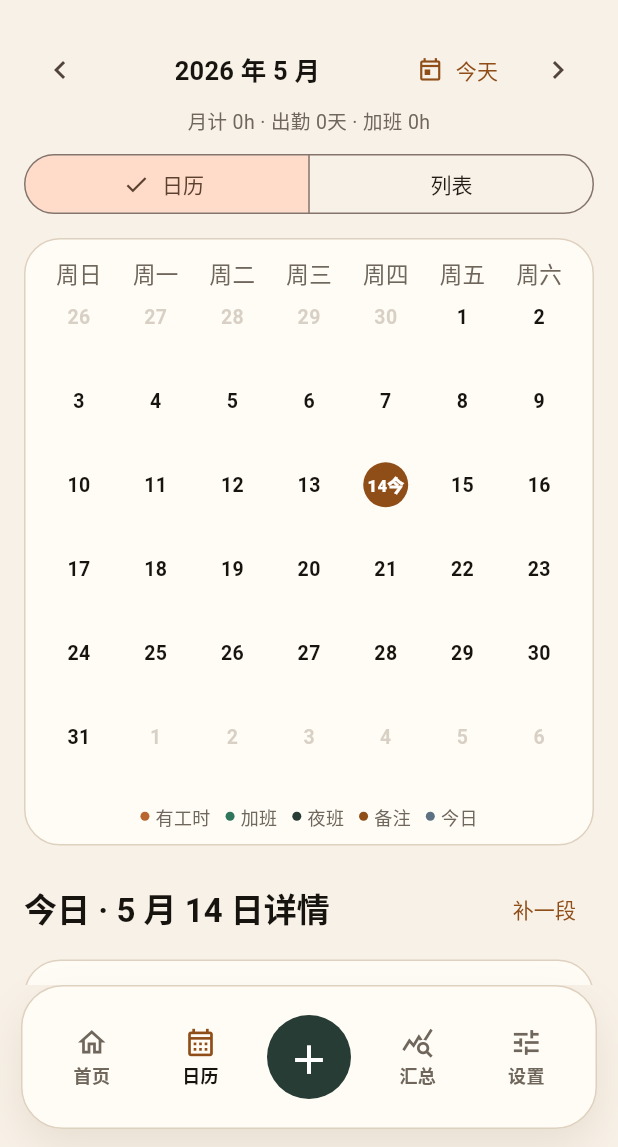
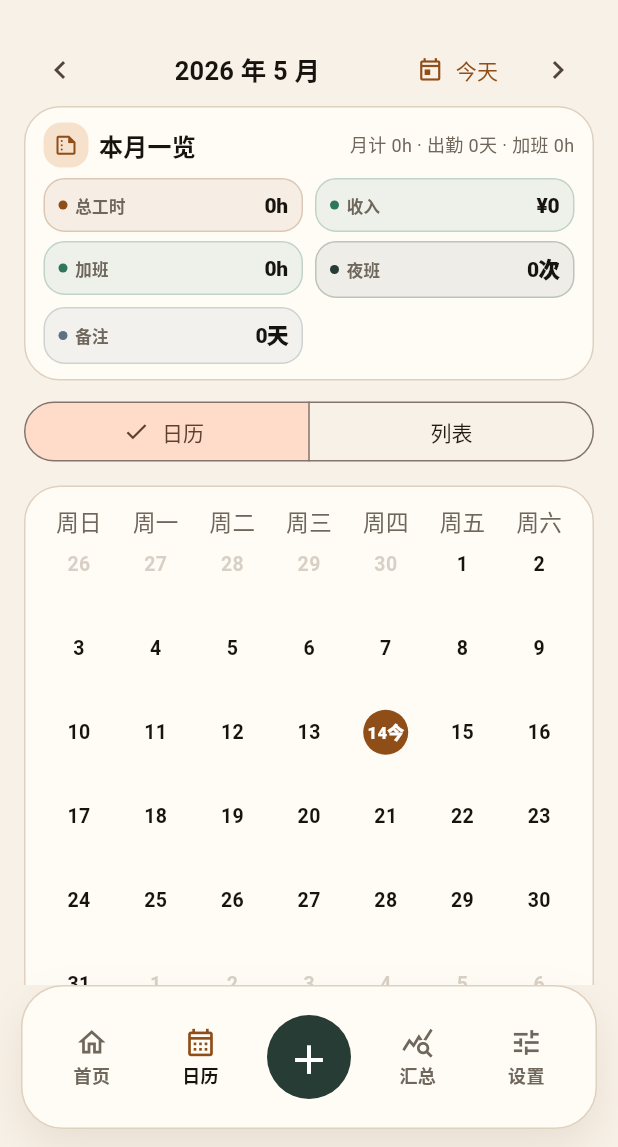
Before and after one commit to congmucc/shift-ledger-android, a Flutter app: the screen it shows after launch, item 2 of the bottom bar chosen, on a phone screen of 412 x 824 dp, the part 89-1236 px from its top. Run offline on Flutter 3.47's test engine with Material 3 defaults, Android fonts, the phone set to English and light mode, and no system bars; drawn by our look-alikes of table_calendar; our stand-ins replace flutter_secure_storage; missing offline and left inert: flutter_file_dialog.

Commit message:
style(design): FINDING-004 — improve calendar month summary

```diff
--- a/lib/src/ui/pages/calendar_page.dart
+++ b/lib/src/ui/pages/calendar_page.dart
@@ -70,15 +70,8 @@ class _CalendarPageState extends State<CalendarPage> {
             ),
           ],
         ),
-        Text(
-          '月计 ${hoursText(summary.totalHours)} · 出勤 ${summary.attendanceDays}天 · 加班 ${hoursText(summary.overtimeHours)}',
-          key: const Key('calendar-month-compact-summary'),
-          textAlign: TextAlign.center,
-          maxLines: 1,
-          overflow: TextOverflow.ellipsis,
-          style: const TextStyle(color: LedgerColors.muted, fontSize: 13),
-        ),
-        const SizedBox(height: 8),
+        _MonthSummaryGrid(summary: summary),
+        const SizedBox(height: 10),
         SegmentedButton<bool>(
           segments: const [
             ButtonSegment(value: false, label: Text('日历')),
@@ -106,8 +99,6 @@ class _CalendarPageState extends State<CalendarPage> {
               showEditWorkEntrySheet(context, widget.state, day: _selectedDay),
         ),
         _DayDetails(state: widget.state, day: _selectedDay),
-        const SizedBox(height: 10),
-        _MonthSummaryGrid(summary: summary),
       ],
     );
   }
@@ -395,73 +386,160 @@ class _MonthSummaryGrid extends StatelessWidget {
 
   @override
   Widget build(BuildContext context) {
-    final items = [
-      ('总工时', hoursText(summary.totalHours), '出勤 ${summary.attendanceDays}天'),
-      ('收入', moneyText(summary.income), '估算'),
-      ('加班', hoursText(summary.overtimeHours), '${summary.overtimeDays}天'),
-      ('夜班', '${summary.nightShiftCount}次', hoursText(summary.nightHours)),
-      ('备注', '${summary.noteDays}天', '有备注日期'),
-    ];
     return LedgerCard(
       key: const Key('calendar-month-summary-card'),
-      padding: const EdgeInsets.symmetric(horizontal: 12, vertical: 10),
-      child: Wrap(
-        spacing: 6,
+      padding: const EdgeInsets.fromLTRB(12, 10, 12, 10),
+      child: LayoutBuilder(
+        builder: (context, constraints) {
+          final statWidth = constraints.maxWidth >= 360
+              ? (constraints.maxWidth - 16) / 3
+              : (constraints.maxWidth - 8) / 2;
+          return Column(
+            crossAxisAlignment: CrossAxisAlignment.start,
+            children: [
+              Row(
+                children: [
+                  Container(
+                    width: 30,
+                    height: 30,
+                    alignment: Alignment.center,
+                    decoration: BoxDecoration(
+                      color: LedgerColors.workAmberSoft.withValues(alpha: .46),
+                      borderRadius: BorderRadius.circular(12),
+                    ),
+                    child: const Icon(
+                      Icons.summarize_outlined,
+                      size: 17,
+                      color: LedgerColors.warningCopper,
+                    ),
+                  ),
+                  const SizedBox(width: 7),
+                  Text(
+                    '本月一览',
+                    style: Theme.of(
+                      context,
+                    ).textTheme.titleMedium!.copyWith(fontSize: 16),
+                  ),
+                  const SizedBox(width: 8),
+                  Expanded(
+                    child: Text(
+                      '月计 ${hoursText(summary.totalHours)} · 出勤 ${summary.attendanceDays}天 · 加班 ${hoursText(summary.overtimeHours)}',
+                      key: const Key('calendar-month-compact-summary'),
+                      textAlign: TextAlign.end,
+                      maxLines: 1,
+                      overflow: TextOverflow.ellipsis,
+                      textScaler: cappedTextScaler(context, maxScale: 1.08),
+                      style: const TextStyle(
+                        color: LedgerColors.muted,
+                        fontSize: 12,
+                      ),
+                    ),
+                  ),
+                ],
+              ),
+              const SizedBox(height: 7),
+              Wrap(
+                spacing: 8,
                 runSpacing: 6,
                 children: [
-          for (final item in items)
-            _MonthStat(label: item.$1, value: item.$2, subtext: item.$3),
+                  SizedBox(
+                    width: statWidth,
+                    child: _MonthStatPill(
+                      label: '总工时',
+                      value: hoursText(summary.totalHours),
+                      accent: LedgerColors.warningCopper,
+                    ),
+                  ),
+                  SizedBox(
+                    width: statWidth,
+                    child: _MonthStatPill(
+                      label: '收入',
+                      value: moneyText(summary.income),
+                      accent: LedgerColors.overtimeMoss,
+                    ),
+                  ),
+                  SizedBox(
+                    width: statWidth,
+                    child: _MonthStatPill(
+                      label: '加班',
+                      value: hoursText(summary.overtimeHours),
+                      accent: LedgerColors.overtimeMoss,
+                    ),
+                  ),
+                  SizedBox(
+                    width: statWidth,
+                    child: _MonthStatPill(
+                      label: '夜班',
+                      value: '${summary.nightShiftCount}次',
+                      accent: LedgerColors.nightSlate,
+                    ),
+                  ),
+                  SizedBox(
+                    width: statWidth,
+                    child: _MonthStatPill(
+                      label: '备注',
+                      value: '${summary.noteDays}天',
+                      accent: LedgerColors.infoBlue,
+                    ),
+                  ),
                 ],
+              ),
+            ],
+          );
+        },
       ),
     );
   }
 }
 
-class _MonthStat extends StatelessWidget {
-  const _MonthStat({
+class _MonthStatPill extends StatelessWidget {
+  const _MonthStatPill({
     required this.label,
     required this.value,
-    required this.subtext,
+    required this.accent,
   });
 
   final String label;
   final String value;
-  final String subtext;
+  final Color accent;
 
   @override
   Widget build(BuildContext context) => Container(
-    padding: const EdgeInsets.symmetric(horizontal: 10, vertical: 7),
+    padding: const EdgeInsets.symmetric(horizontal: 9, vertical: 7),
     decoration: BoxDecoration(
-      color: LedgerColors.surfaceRaised,
+      color: accent.withValues(alpha: .08),
       borderRadius: BorderRadius.circular(14),
-      border: Border.all(color: LedgerColors.hairline),
+      border: Border.all(color: accent.withValues(alpha: .24)),
     ),
     child: Row(
-      mainAxisSize: MainAxisSize.min,
       children: [
-        Text(
+        _Dot(color: accent),
+        const SizedBox(width: 5),
+        Expanded(
+          child: Text(
             label,
+            maxLines: 1,
+            overflow: TextOverflow.ellipsis,
+            textScaler: cappedTextScaler(context, maxScale: 1.08),
             style: const TextStyle(
               color: LedgerColors.muted,
-            fontSize: 12,
-            fontWeight: FontWeight.w700,
+              fontSize: 11,
+              fontWeight: FontWeight.w800,
             ),
           ),
-        const SizedBox(width: 6),
+        ),
+        const SizedBox(width: 4),
         Text(
           value,
           maxLines: 1,
           overflow: TextOverflow.ellipsis,
+          textScaler: cappedTextScaler(context, maxScale: 1.08),
           style: const TextStyle(
-            fontSize: 17,
+            fontSize: 14,
             fontWeight: FontWeight.w900,
-            letterSpacing: -0.4,
+            letterSpacing: -0.25,
+            color: LedgerColors.ink,
           ),
-        ),
-        const SizedBox(width: 4),
-        Text(
-          subtext,
-          style: const TextStyle(color: LedgerColors.muted, fontSize: 11),
         ),
       ],
     ),
```
Also changed, not shown: 1 other file. Lines whose indentation alone changed are shown as unchanged.
